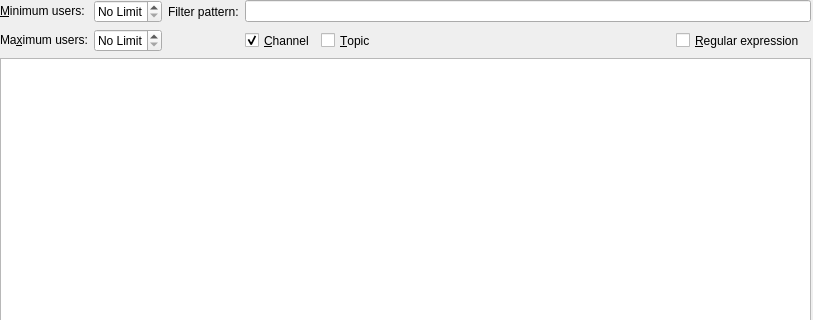
Qt form src/irc/channellistpanelui.ui (KDE/konversation) before a commit; both pictures show x 0 to 813 and y 0 to 320 of the 813 by 503 pixel window.
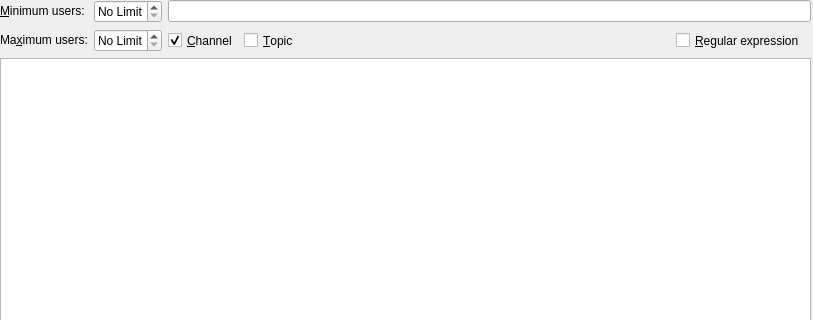
The same form after that commit. Custom widgets are drawn as their Qt base class.

Commit message:
Make search boxes more kde-widget-like
The Channel List and URL Catcher use QSortFilterProxyModels.
KDE has a specific widget to be used for the search box
for these models. However, there are some annoying limitations.
With the URL Catcher it was a simple to adapt to, but the
Channel List is impossible to adapt because it uses regex
which the KFliterProxySearchLine doesn't allow for. So
instead I've chosen to make it look just like the kde widget
so we have some consistency.

The edit to the form file:
```diff
--- a/src/irc/channellistpanelui.ui
+++ b/src/irc/channellistpanelui.ui
@@ -55,7 +55,7 @@
       </property>
      </widget>
     </item>
-    <item row="5" column="0" colspan="8">
+    <item row="5" column="0" colspan="7">
      <widget class="QTreeView" name="m_channelListView">
       <property name="contextMenuPolicy">
        <enum>Qt::CustomContextMenu</enum>
@@ -75,9 +75,12 @@
       <attribute name="headerDefaultSectionSize">
        <number>115</number>
       </attribute>
+      <attribute name="headerDefaultSectionSize">
+       <number>115</number>
+      </attribute>
      </widget>
     </item>
-    <item row="2" column="3">
+    <item row="2" column="2">
      <widget class="QCheckBox" name="m_channelBox">
       <property name="sizePolicy">
        <sizepolicy hsizetype="Fixed" vsizetype="Preferred">
@@ -93,7 +96,7 @@
       </property>
      </widget>
     </item>
-    <item row="2" column="4">
+    <item row="2" column="3">
      <widget class="QCheckBox" name="m_topicBox">
       <property name="sizePolicy">
        <sizepolicy hsizetype="Fixed" vsizetype="Preferred">
@@ -109,20 +112,7 @@
       </property>
      </widget>
     </item>
-    <item row="1" column="2">
-     <widget class="QLabel" name="m_lblFilter">
-      <property name="sizePolicy">
-       <sizepolicy hsizetype="Fixed" vsizetype="Preferred">
-        <horstretch>0</horstretch>
-        <verstretch>0</verstretch>
-       </sizepolicy>
-      </property>
-      <property name="text">
-       <string>Filter pattern:</string>
-      </property>
-     </widget>
-    </item>
-    <item row="1" column="3" colspan="5">
+    <item row="1" column="2" colspan="5">
      <widget class="KLineEdit" name="m_filterLine">
       <property name="contextMenuPolicy">
        <enum>Qt::CustomContextMenu</enum>
@@ -130,12 +120,18 @@
       <property name="whatsThis">
        <string>Enter a filter string here.</string>
       </property>
+      <property name="text">
+       <string/>
+      </property>
+      <property name="clickMessage">
+       <string>Search</string>
+      </property>
       <property name="showClearButton" stdset="0">
        <bool>true</bool>
       </property>
      </widget>
     </item>
-    <item row="2" column="5">
+    <item row="2" column="4">
      <spacer name="horizontalSpacer">
       <property name="orientation">
        <enum>Qt::Horizontal</enum>
@@ -148,7 +144,7 @@
       </property>
      </spacer>
     </item>
-    <item row="2" column="6">
+    <item row="2" column="5">
      <widget class="QCheckBox" name="m_regexBox">
       <property name="sizePolicy">
        <sizepolicy hsizetype="Fixed" vsizetype="Preferred">
@@ -161,7 +157,7 @@
       </property>
      </widget>
     </item>
-    <item row="13" column="0" colspan="8">
+    <item row="13" column="0" colspan="7">
      <layout class="QHBoxLayout" name="horizontalLayout_3">
       <item>
        <widget class="QLabel" name="m_statsLabel">
```
The commit also changes 3 other files.
